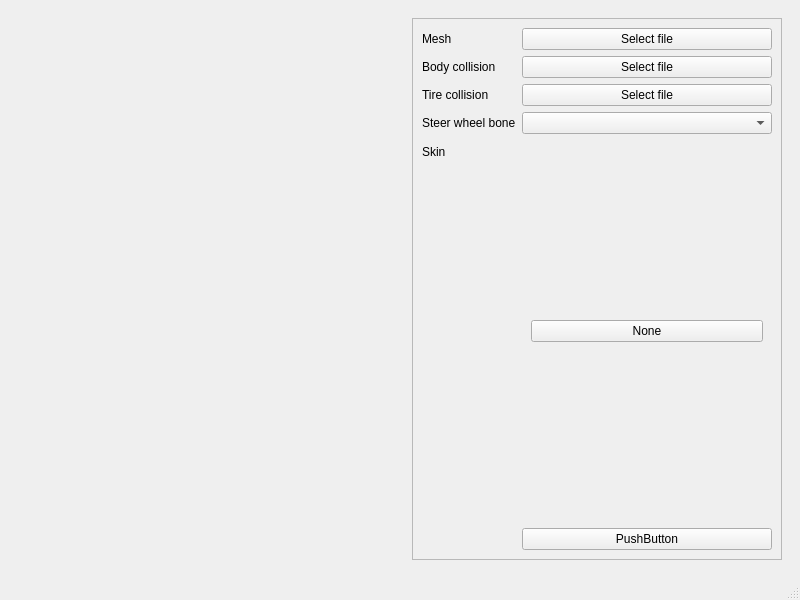
Qt form ui/mainwindow.ui (Abceus/project_marica_car_generator) before a commit.
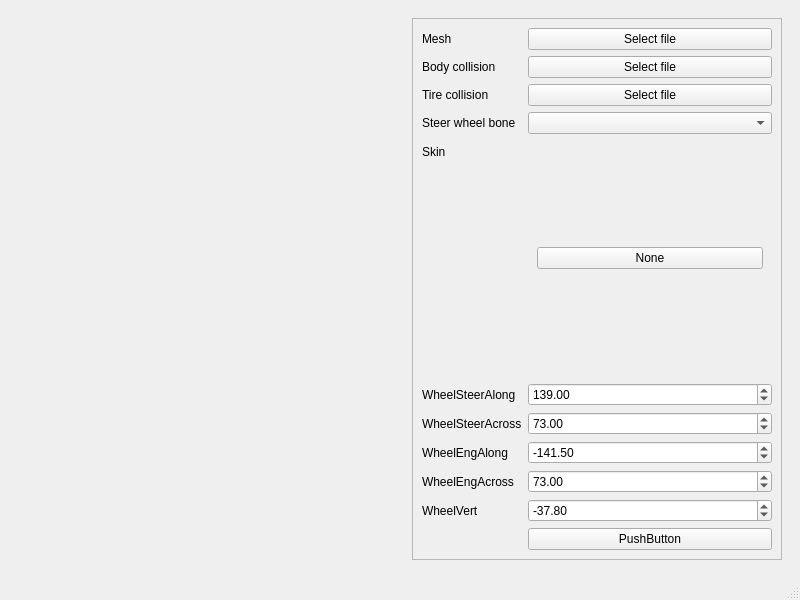
The same form after that commit. Custom widgets are drawn as their Qt base class.

```diff
--- a/ui/mainwindow.ui
+++ b/ui/mainwindow.ui
@@ -147,13 +147,123 @@
                  </layout>
                 </widget>
                </item>
-               <item row="5" column="1">
+               <item row="5" column="0">
+                <widget class="QLabel" name="label_7">
+                 <property name="text">
+                  <string>WheelSteerAlong</string>
+                 </property>
+                </widget>
+               </item>
+               <item row="10" column="0">
+                <widget class="QLabel" name="label_6">
+                 <property name="text">
+                  <string/>
+                 </property>
+                </widget>
+               </item>
+               <item row="10" column="1">
                 <widget class="QPushButton" name="startSimulationButton">
                  <property name="text">
                   <string>PushButton</string>
                  </property>
                 </widget>
                </item>
+               <item row="6" column="0">
+                <widget class="QLabel" name="label_8">
+                 <property name="text">
+                  <string>WheelSteerAcross</string>
+                 </property>
+                </widget>
+               </item>
+               <item row="7" column="0">
+                <widget class="QLabel" name="label_9">
+                 <property name="text">
+                  <string>WheelEngAlong</string>
+                 </property>
+                </widget>
+               </item>
+               <item row="8" column="0">
+                <widget class="QLabel" name="label_10">
+                 <property name="text">
+                  <string>WheelEngAcross</string>
+                 </property>
+                </widget>
+               </item>
+               <item row="9" column="0">
+                <widget class="QLabel" name="label_11">
+                 <property name="text">
+                  <string>WheelVert</string>
+                 </property>
+                </widget>
+               </item>
+               <item row="5" column="1">
+                <widget class="QDoubleSpinBox" name="wheelSteerAlongSpinBox">
+                 <property name="minimum">
+                  <double>-9999.000000000000000</double>
+                 </property>
+                 <property name="maximum">
+                  <double>9999.000000000000000</double>
+                 </property>
+                 <property name="value">
+                  <double>139.000000000000000</double>
+                 </property>
+                </widget>
+               </item>
+               <item row="6" column="1">
+                <widget class="QDoubleSpinBox" name="wheelSteerAcrossSpinBox">
+                 <property name="minimum">
+                  <double>-9999.000000000000000</double>
+                 </property>
+                 <property name="maximum">
+                  <double>9999.000000000000000</double>
+                 </property>
+                 <property name="value">
+                  <double>73.000000000000000</double>
+                 </property>
+                </widget>
+               </item>
+               <item row="7" column="1">
+                <widget class="QDoubleSpinBox" name="wheelEngAlongSpinBox">
+                 <property name="minimum">
+                  <double>-9999.000000000000000</double>
+                 </property>
+                 <property name="maximum">
+                  <double>9999.000000000000000</double>
+                 </property>
+                 <property name="singleStep">
+                  <double>1.000000000000000</double>
+                 </property>
+                 <property name="value">
+                  <double>-141.500000000000000</double>
+                 </property>
+                </widget>
+               </item>
+               <item row="8" column="1">
+                <widget class="QDoubleSpinBox" name="wheelEngAcrossSpinBox">
+                 <property name="minimum">
+                  <double>-9999.000000000000000</double>
+                 </property>
+                 <property name="maximum">
+                  <double>9999.000000000000000</double>
+                 </property>
+                 <property name="value">
+                  <double>73.000000000000000</double>
+                 </property>
+                </widget>
+               </item>
+               <item row="9" column="1">
+                <widget class="QDoubleSpinBox" name="wheelVertSpinBox">
+                 <property name="minimum">
+                  <double>-9999.000000000000000</double>
+                 </property>
+                 <property name="maximum">
+                  <double>9999.000000000000000</double>
+                 </property>
+                 <property name="value">
+                  <double>-37.799999999999997</double>
+                 </property>
+                </widget>
+               </item>
               </layout>
              </item>
             </layout>
```
Left out of the diff: 2 changed lines with no effect on the pictures.
